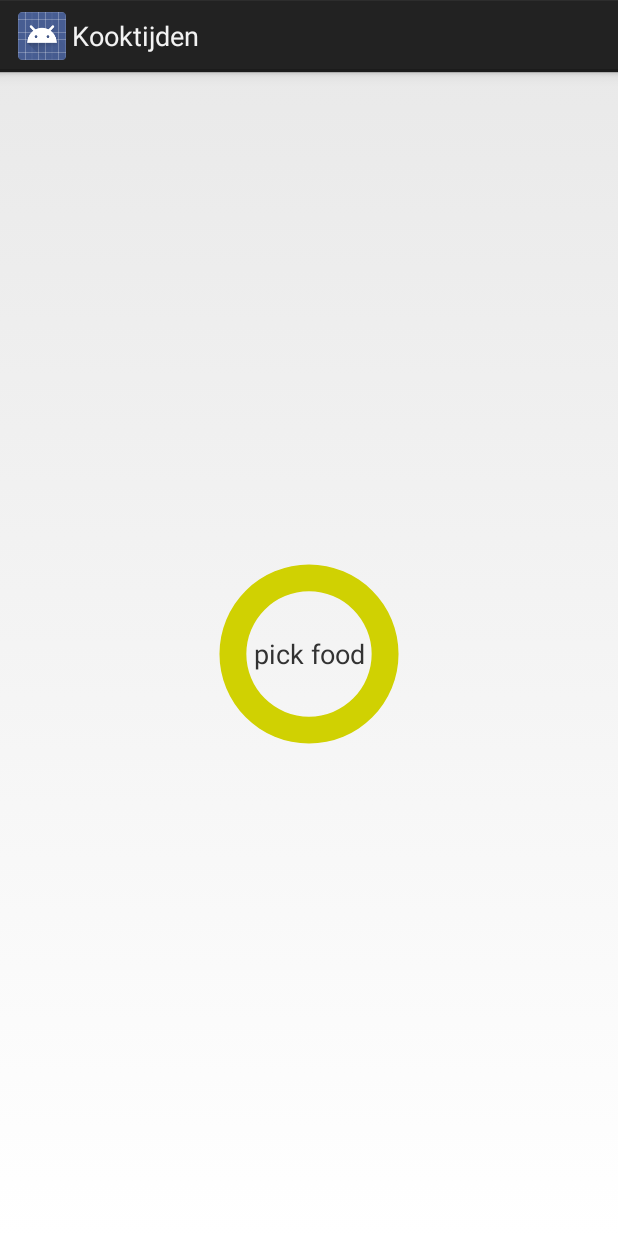
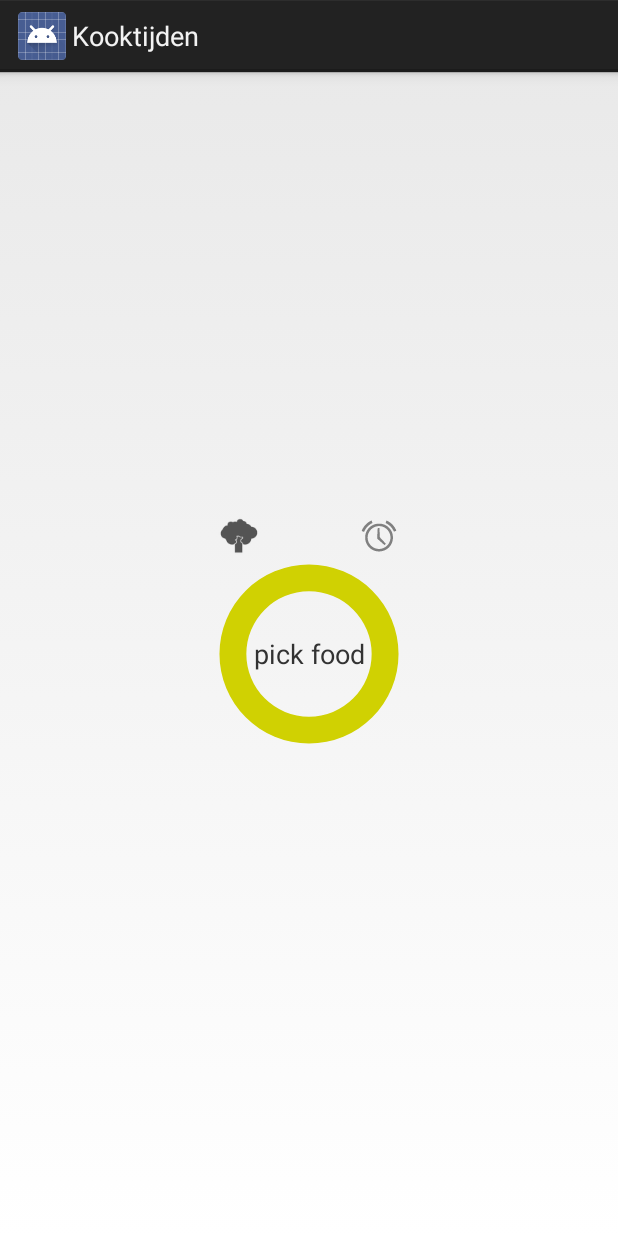
Before and after one commit to TomDoes/Kooktijden, an Android app: the fragment FragmentKookplaat1pits shown on its own in the app's theme, on a phone screen of 412 x 824 dp. Run offline under Robolectric (Android 15) with nearby library versions, the phone set to English and light mode, and no system bars.

Commit message:
Fix voor MyFragmentPagerAdapter

```diff
--- a/app/src/main/res/layout/kookplaat1pits.xml
+++ b/app/src/main/res/layout/kookplaat1pits.xml
@@ -31,4 +31,23 @@
         android:textSize="18sp"
         android:text="pick food" />
 
+    <ImageButton
+        android:layout_width="wrap_content"
+        android:layout_height="wrap_content"
+        android:id="@+id/imageButton2"
+        android:layout_toStartOf="@+id/kookplaat1"
+        android:background="@drawable/ic_action_alarms"
+        android:layout_above="@+id/kookplaat1"
+        android:layout_alignRight="@+id/kookplaat1"
+        android:layout_alignEnd="@+id/kookplaat1" />
+
+    <ImageButton
+        android:layout_width="wrap_content"
+        android:layout_height="wrap_content"
+        android:id="@+id/imageButton3"
+        android:layout_alignTop="@+id/imageButton2"
+        android:layout_alignLeft="@+id/kookplaat1"
+        android:layout_alignStart="@+id/kookplaat1"
+        android:background="@drawable/brocolli" />
+
 </RelativeLayout>
```
Also changed, not shown: app/src/main/res/drawable-hdpi/brocolli.png (added), app/src/main/res/drawable-hdpi/ic_action_alarms.png (added), app/src/main/res/drawable-mdpi/brocolli.png (added), app/src/main/res/drawable-mdpi/ic_action_alarms.png (added), app/src/main/res/drawable-xhdpi/brocolli.png (added), app/src/main/res/drawable-xhdpi/ic_action_alarms.png (added), app/src/main/res/drawable-xxhdpi/ic_action_alarms.png (added).
